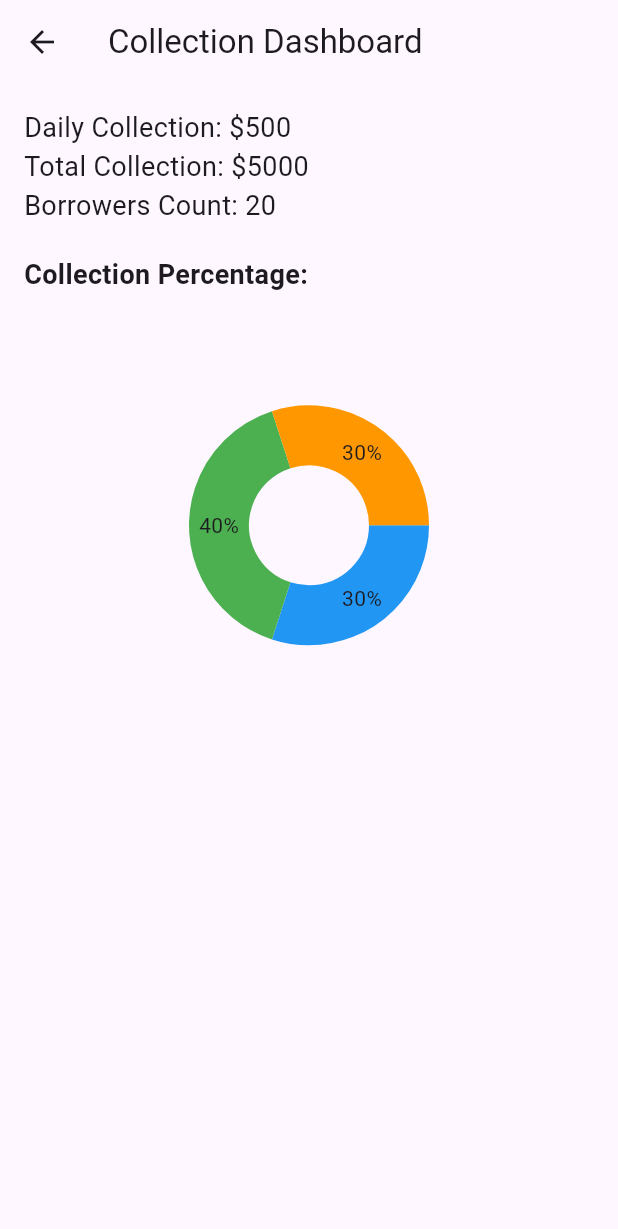
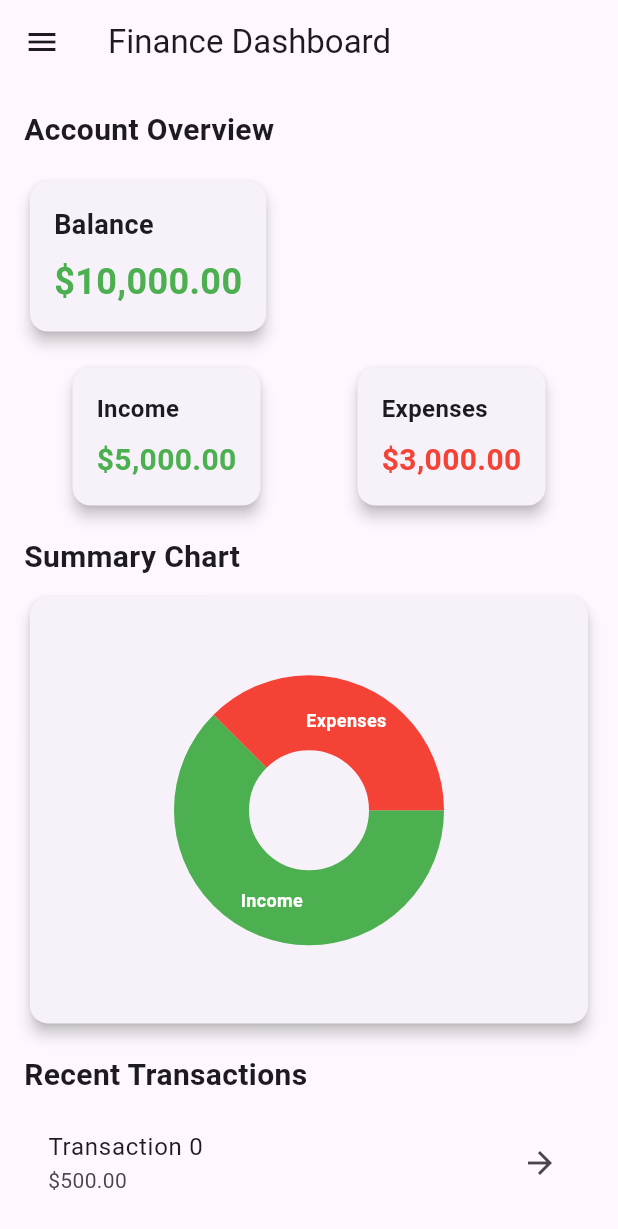
Before and after one commit to achiit/daily_finance, a Flutter app: the DashboardScreen screen opened by its route, on a phone screen of 412 x 824 dp. Shown: the top 1229 px of the screen. Run offline on Flutter 3.47's test engine with Material 3 defaults, Android fonts, the light colour scheme and no system bars; drawn by our look-alikes of fl_chart; our stand-ins replace firebase_auth, firebase_core, image_picker, pinput; accounts and stored records are empty.

Commit message:
tried a bit for dash board screen but tis not good

```diff
--- a/lib/dashboard.dart
+++ b/lib/dashboard.dart
@@ -2,62 +2,190 @@ import 'package:flutter/material.dart';
 import 'package:fl_chart/fl_chart.dart';
 
 
-
+class MyApp extends StatelessWidget {
+  @override
+  Widget build(BuildContext context) {
+    return MaterialApp(
+      title: 'Finance Dashboard',
+      theme: ThemeData(
+        primarySwatch: Colors.blue,
+      ),
+      home: DashboardScreen(),
+    );
+  }
+}
 
 class DashboardScreen extends StatelessWidget {
-
   @override
   Widget build(BuildContext context) {
     return Scaffold(
       appBar: AppBar(
-        title: Text('Collection Dashboard'),
+        title: Text('Finance Dashboard'),
+      ),
+      drawer: Drawer(
+        child: ListView(
+          children: [
+            ListTile(
+              title: Text('Home'),
+              onTap: () {
+                Navigator.pop(context);
+              },
+            ),
+            ListTile(
+              title: Text('Transactions'),
+              onTap: () {
+                // Add navigation to transactions page
+              },
+            ),
+            // Add more items for different sections
+          ],
+        ),
       ),
       body: Padding(
-        padding: const EdgeInsets.all(16.0),
+        padding: EdgeInsets.all(16.0),
         child: Column(
-          crossAxisAlignment: CrossAxisAlignment.stretch,
+          crossAxisAlignment: CrossAxisAlignment.start,
           children: [
             Text(
-              'Daily Collection: \$500', // Replace with your actual daily collection data
-              style: TextStyle(fontSize: 18),
+              'Account Overview',
+              style: TextStyle(
+                fontSize: 20,
+                fontWeight: FontWeight.bold,
               ),
+            ),
+            SizedBox(height: 16),
+            Card(
+              elevation: 4,
+              child: Padding(
+                padding: EdgeInsets.all(16.0),
+                child: Column(
+                  crossAxisAlignment: CrossAxisAlignment.start,
+                  children: [
                     Text(
-              'Total Collection: \$5000', // Replace with your actual total collection data
-              style: TextStyle(fontSize: 18),
+                      'Balance',
+                      style: TextStyle(
+                        fontSize: 18,
+                        fontWeight: FontWeight.bold,
                       ),
+                    ),
+                    SizedBox(height: 8),
                     Text(
-              'Borrowers Count: 20', // Replace with your actual borrowers count data
-              style: TextStyle(fontSize: 18),
+                      '\$10,000.00',
+                      style: TextStyle(
+                        fontSize: 24,
+                        color: Colors.green,
+                        fontWeight: FontWeight.bold,
                       ),
-            SizedBox(height: 20),
+                    ),
+                  ],
+                ),
+              ),
+            ),
+            SizedBox(height: 16),
+            Row(
+              mainAxisAlignment: MainAxisAlignment.spaceAround,
+              children: [
+                _buildSummaryCard('Income', '\$5,000.00', Colors.green),
+                _buildSummaryCard('Expenses', '\$3,000.00', Colors.red),
+              ],
+            ),
+            SizedBox(height: 16),
             Text(
-              'Collection Percentage:',
-              style: TextStyle(fontSize: 18, fontWeight: FontWeight.bold),
+              'Summary Chart',
+              style: TextStyle(
+                fontSize: 20,
+                fontWeight: FontWeight.bold,
               ),
-            SizedBox(height: 10),
-            PieChart(
+            ),
+            SizedBox(height: 8),
+            AspectRatio(
+              aspectRatio: 1.3,
+              child: Card(
+                elevation: 4,
+                child: Padding(
+                  padding: const EdgeInsets.all(16.0),
+                  child: PieChart(
                     PieChartData(
+                      sectionsSpace: 0,
+                      centerSpaceRadius: 40,
                       sections: [
                         PieChartSectionData(
-                    color: Colors.blue,
-                    value: 30, // Replace with your actual data
-                    title: '30%',
+                          color: Colors.green,
+                          value: 5000,
+                          title: 'Income',
+                          radius: 50,
+                          titleStyle: TextStyle(
+                            fontSize: 12,
+                            fontWeight: FontWeight.bold,
+                            color: const Color(0xffffffff),
+                          ),
                         ),
                         PieChartSectionData(
-                    color: Colors.green,
-                    value: 40, // Replace with your actual data
-                    title: '40%',
+                          color: Colors.red,
+                          value: 3000,
+                          title: 'Expenses',
+                          radius: 50,
+                          titleStyle: TextStyle(
+                            fontSize: 12,
+                            fontWeight: FontWeight.bold,
+                            color: const Color(0xffffffff),
                           ),
-                  PieChartSectionData(
-                    color: Colors.orange,
-                    value: 30, // Replace with your actual data
-                    title: '30%',
                         ),
                       ],
-                borderData: FlBorderData(show: false),
-                centerSpaceRadius: 40,
-                sectionsSpace: 0,
-                pieTouchData: PieTouchData(touchCallback: (FlTouchEvent event, touchController) {}),
+                    ),
+                  ),
+                ),
+              ),
+            ),
+            SizedBox(height: 16),
+            Text(
+              'Recent Transactions',
+              style: TextStyle(
+                fontSize: 20,
+                fontWeight: FontWeight.bold,
+              ),
+            ),
+            SizedBox(height: 8),
+            Expanded(
+              child: ListView.builder(
+                itemCount: 5,
+                itemBuilder: (context, index) {
+                  return ListTile(
+                    title: Text('Transaction $index'),
+                    subtitle: Text('\$500.00'),
+                    trailing: Icon(Icons.arrow_forward),
+                  );
+                },
+              ),
+            ),
+          ],
+        ),
+      ),
+    );
+  }
+
+  Widget _buildSummaryCard(String title, String value, Color color) {
+    return Card(
+      elevation: 4,
+      child: Padding(
+        padding: EdgeInsets.all(16.0),
+        child: Column(
+          crossAxisAlignment: CrossAxisAlignment.start,
+          children: [
+            Text(
+              title,
+              style: TextStyle(
+                fontSize: 16,
+                fontWeight: FontWeight.bold,
+              ),
+            ),
+            SizedBox(height: 8),
+            Text(
+              value,
+              style: TextStyle(
+                fontSize: 20,
+                color: color,
+                fontWeight: FontWeight.bold,
               ),
             ),
           ],
```
Lines whose indentation alone changed are shown as unchanged.
